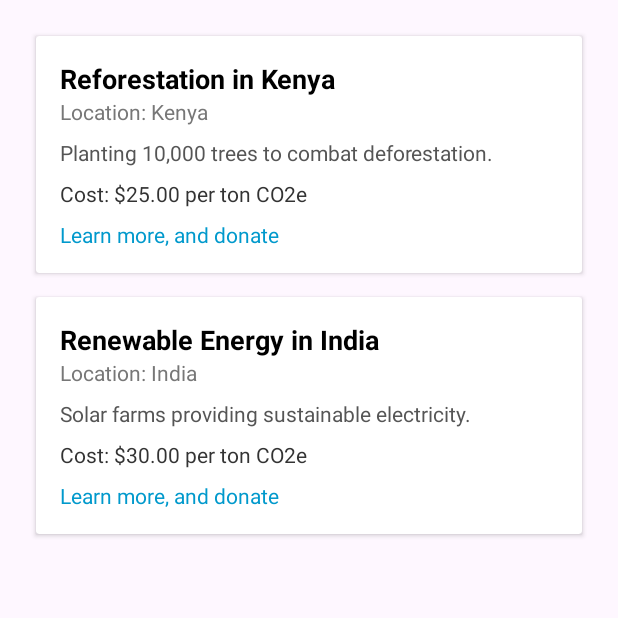
After one commit to kiruha17/B07-Project, an Android app: the fragment EcoBalanceFragment shown on its own in the app's theme, on a phone screen of 412 x 824 dp, the top half of it. The commit adds this screen. Run offline under Robolectric (Android 15) with nearby library versions, the phone set to English and light mode, and no system bars.

Commit message:
feat: Eco Balance Majority completed

```diff
--- /dev/null
+++ b/app/src/main/java/com/example/b07group57/EcoBalanceFragment.java
@@ -0,0 +1,41 @@
+package com.example.b07group57;
+
+import android.os.Bundle;
+import android.view.LayoutInflater;
+import android.view.View;
+import android.view.ViewGroup;
+
+import androidx.annotation.NonNull;
+import androidx.annotation.Nullable;
+import androidx.fragment.app.Fragment;
+import androidx.recyclerview.widget.LinearLayoutManager;
+import androidx.recyclerview.widget.RecyclerView;
+
+
+import com.example.b07group57.models.OffSetProjectsList;
+import com.example.b07group57.models.OffsetProject;
+
+import java.util.List;
+
+public class EcoBalanceFragment extends Fragment {
+    private RecyclerView recyclerView;
+    private OffSetProjectsList projectsList;
+    OffsetProjectsAdapter adapter;
+
+    @Nullable
+    @Override
+    public View onCreateView(@NonNull LayoutInflater inflater, @Nullable ViewGroup container, @Nullable Bundle savedInstanceState) {
+        View view = inflater.inflate(R.layout.fragment_eco_balance, container, false);
+
+        recyclerView = view.findViewById(R.id.recycler_view_offset_projects);
+        recyclerView.setLayoutManager(new LinearLayoutManager(getContext()));
+
+        projectsList = new OffSetProjectsList();
+        List<OffsetProject> projects = projectsList.fetchProjects();
+
+        OffsetProjectsAdapter adapter = new OffsetProjectsAdapter(projects);
+        recyclerView.setAdapter(adapter);
+
+        return view;
+    }
+}
--- a/app/src/main/java/com/example/b07group57/MainMenuFragment.java
+++ b/app/src/main/java/com/example/b07group57/MainMenuFragment.java
@@ -27,6 +27,10 @@ public class MainMenuFragment extends Fragment {
             loadFragment(new CalendarFragment());
         });
 
+        ecoBalanceCard.setOnClickListener(v -> {
+            loadFragment(new EcoBalanceFragment());
+        });
+
         ecoGaugeCard.setOnClickListener(v -> {
             Toast.makeText(getContext(), "Eco Gauge clicked", Toast.LENGTH_SHORT).show();
         });
@@ -35,9 +39,9 @@ public class MainMenuFragment extends Fragment {
             Toast.makeText(getContext(), "Eco Hub clicked", Toast.LENGTH_SHORT).show();
         });
 
-        ecoBalanceCard.setOnClickListener(v -> {
-            Toast.makeText(getContext(), "Eco Balance clicked", Toast.LENGTH_SHORT).show();
-        });
+        //ecoBalanceCard.setOnClickListener(v -> {
+        //     Toast.makeText(getContext(), "Eco Balance clicked", Toast.LENGTH_SHORT).show();
+        //});
 
         ecoAgentCard.setOnClickListener(v -> {
             Toast.makeText(getContext(), "Eco Agent clicked", Toast.LENGTH_SHORT).show();
--- /dev/null
+++ b/app/src/main/java/com/example/b07group57/OffsetProjectsAdapter.java
@@ -0,0 +1,70 @@
+package com.example.b07group57;
+
+import android.content.Context;
+import android.content.Intent;
+import android.net.Uri;
+import android.view.LayoutInflater;
+import android.view.View;
+import android.view.ViewGroup;
+import android.widget.TextView;
+
+import androidx.annotation.NonNull;
+import androidx.recyclerview.widget.RecyclerView;
+
+
+import com.example.b07group57.models.OffsetProject;
+
+import java.util.List;
+
+public class OffsetProjectsAdapter extends RecyclerView.Adapter<OffsetProjectsAdapter.ViewHolder> {
+
+    private List<OffsetProject> offsetProjects;
+    private Context context;
+
+    public OffsetProjectsAdapter(List<OffsetProject> offsetProjects) {
+        this.offsetProjects = offsetProjects;
+    }
+
+    @NonNull
+    @Override
+    public ViewHolder onCreateViewHolder(@NonNull ViewGroup parent, int viewType) {
+        context = parent.getContext();
+        View view = LayoutInflater.from(context)
+                .inflate(R.layout.item_offset_project, parent, false);
+        return new ViewHolder(view);
+    }
+
+    @Override
+    public void onBindViewHolder(@NonNull ViewHolder holder, int position) {
+        OffsetProject project = offsetProjects.get(position);
+        holder.tvProjectName.setText(project.getName());
+        holder.tvProjectLocation.setText("Location: " + project.getLocation());
+        holder.tvProjectDescription.setText(project.getDescription());
+        holder.tvProjectCost.setText(String.format("Cost: $%.2f per ton CO2e", project.getCostPerTon()));
+
+        // Set the link text
+        holder.tvProjectLink.setText("Learn more, and donate");
+        holder.tvProjectLink.setOnClickListener(v -> {
+            Intent browserIntent = new Intent(Intent.ACTION_VIEW, Uri.parse(project.getWebsiteUrl()));
+            context.startActivity(browserIntent);
+        });
+    }
+
+    @Override
+    public int getItemCount() {
+        return offsetProjects.size();
+    }
+
+    public static class ViewHolder extends RecyclerView.ViewHolder {
+        TextView tvProjectName, tvProjectLocation, tvProjectDescription, tvProjectCost, tvProjectLink;
+
+        public ViewHolder(@NonNull View itemView) {
+            super(itemView);
+            tvProjectName = itemView.findViewById(R.id.tv_project_name);
+            tvProjectLocation = itemView.findViewById(R.id.tv_project_location);
+            tvProjectDescription = itemView.findViewById(R.id.tv_project_description);
+            tvProjectCost = itemView.findViewById(R.id.tv_project_cost);
+            tvProjectLink = itemView.findViewById(R.id.tv_project_link);
+        }
+    }
+}
--- /dev/null
+++ b/app/src/main/java/com/example/b07group57/models/OffSetProjectsList.java
@@ -0,0 +1,29 @@
+package com.example.b07group57.models;
+
+import java.util.ArrayList;
+import java.util.List;
+
+public class OffSetProjectsList {
+    public List<OffsetProject> fetchProjects() {
+        List<OffsetProject> projects = new ArrayList<>();
+        projects.add(new OffsetProject(
+                "Reforestation in Kenya",
+                "Planting 10,000 trees to combat deforestation.",
+                "Kenya",
+                25.0,
+                2,
+                "https://example.com/reforestation-kenya"
+        ));
+        projects.add(new OffsetProject(
+                "Renewable Energy in India",
+                "Solar farms providing sustainable electricity.",
+                "India",
+                30.0,
+                1,
+                "https://example.com/renewable-energy-india"
+        ));
+
+        //Can add as many projects as needed
+        return projects;
+    }
+}
--- /dev/null
+++ b/app/src/main/java/com/example/b07group57/models/OffsetProject.java
@@ -0,0 +1,27 @@
+package com.example.b07group57.models;
+
+public class OffsetProject {
+    private String name;
+    private String description;
+    private String location;
+    private double costPerTon;
+    private double impactMetrics;
+    private String websiteUrl;
+
+    public OffsetProject(String name, String description, String location,
+                         double costPerTon, double impactMetrics, String websiteUrl) {
+        this.name = name;
+        this.description = description;
+        this.location = location;
+        this.costPerTon = costPerTon;
+        this.impactMetrics = impactMetrics;
+        this.websiteUrl = websiteUrl;
+    }
+
+    public String getName() { return name; }
+    public String getDescription() { return description; }
+    public String getLocation() { return location; }
+    public double getCostPerTon() { return costPerTon; }
+    public double getImpactMetrics() { return impactMetrics; }
+    public String getWebsiteUrl() { return websiteUrl; }
+}
--- /dev/null
+++ b/app/src/main/res/layout/fragment_eco_balance.xml
@@ -0,0 +1,20 @@
+<?xml version="1.0" encoding="utf-8"?>
+<androidx.constraintlayout.widget.ConstraintLayout
+    xmlns:android="http://schemas.android.com/apk/res/android"
+    xmlns:app="http://schemas.android.com/apk/res-auto"
+    android:layout_width="match_parent"
+    android:layout_height="match_parent">
+
+    <androidx.recyclerview.widget.RecyclerView
+        android:id="@+id/recycler_view_offset_projects"
+        android:layout_width="0dp"
+        android:layout_height="0dp"
+        app:layout_constraintTop_toTopOf="parent"
+        app:layout_constraintBottom_toBottomOf="parent"
+        app:layout_constraintStart_toStartOf="parent"
+        app:layout_constraintEnd_toEndOf="parent"
+        android:padding="16dp"
+        android:clipToPadding="false"
+        android:scrollbars="vertical" />
+
+</androidx.constraintlayout.widget.ConstraintLayout>
--- /dev/null
+++ b/app/src/main/res/layout/item_offset_project.xml
@@ -0,0 +1,56 @@
+<?xml version="1.0" encoding="utf-8"?>
+<androidx.cardview.widget.CardView
+    xmlns:android="http://schemas.android.com/apk/res/android"
+    android:layout_width="match_parent"
+    android:layout_height="wrap_content"
+    android:layout_margin="8dp"
+    android:elevation="4dp">
+
+    <LinearLayout
+        android:layout_width="match_parent"
+        android:layout_height="wrap_content"
+        android:orientation="vertical"
+        android:padding="16dp">
+
+        <TextView
+            android:id="@+id/tv_project_name"
+            android:layout_width="wrap_content"
+            android:layout_height="wrap_content"
+            android:textStyle="bold"
+            android:textSize="18sp"
+            android:textColor="#000" />
+
+        <TextView
+            android:id="@+id/tv_project_location"
+            android:layout_width="wrap_content"
+            android:layout_height="wrap_content"
+            android:textSize="14sp"
+            android:textColor="#777" />
+
+        <TextView
+            android:id="@+id/tv_project_description"
+            android:layout_width="wrap_content"
+            android:layout_height="wrap_content"
+            android:textSize="14sp"
+            android:textColor="#555"
+            android:layout_marginTop="8dp" />
+
+        <TextView
+            android:id="@+id/tv_project_cost"
+            android:layout_width="wrap_content"
+            android:layout_height="wrap_content"
+            android:textSize="14sp"
+            android:textColor="#333"
+            android:layout_marginTop="8dp" />
+
+        <TextView
+            android:id="@+id/tv_project_link"
+            android:layout_width="wrap_content"
+            android:layout_height="wrap_content"
+            android:textSize="14sp"
+            android:textColor="@android:color/holo_blue_dark"
+            android:layout_marginTop="8dp"
+            android:text="Visit Project" />
+
+    </LinearLayout>
+</androidx.cardview.widget.CardView>
```
Also changed, not shown: app/src/main/res/values/strings.xml (line endings or trailing spaces).
